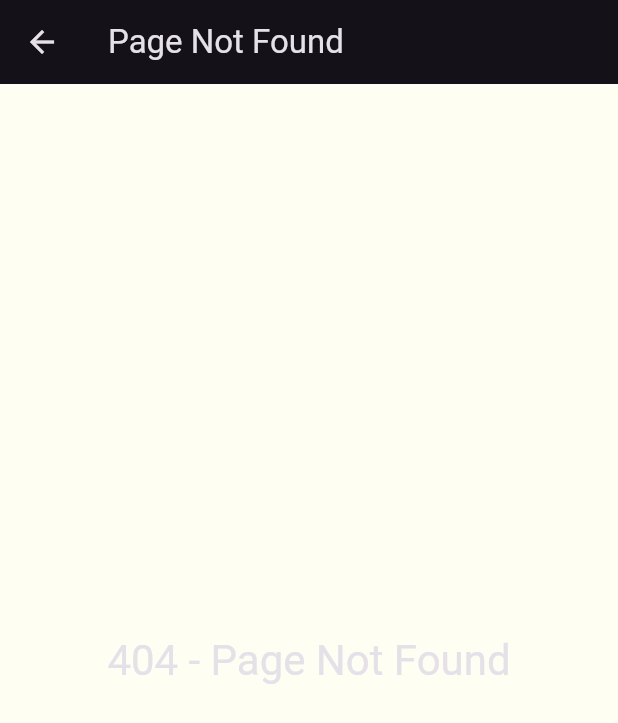
After one commit to Belladonnixi/jp_challenge, a Flutter app: the NotFoundScreen screen opened directly, on a phone screen of 412 x 824 dp. The commit adds this screen. Shown: the top 723 px of the screen. Run offline on Flutter 3.47's test engine with Material 3 defaults, Android fonts, the light colour scheme and no system bars.

Commit message:
add preparation for navigation

```diff
--- /dev/null
+++ b/lib/navigation/routes/not_found_scree.dart
@@ -0,0 +1,20 @@
+import 'package:flutter/material.dart';
+
+class NotFoundScreen extends StatelessWidget {
+  const NotFoundScreen({super.key});
+
+  @override
+  Widget build(BuildContext context) {
+    return Scaffold(
+      appBar: AppBar(
+        title: const Text('Page Not Found'),
+      ),
+      body: Center(
+        child: Text(
+          '404 - Page Not Found',
+          style: Theme.of(context).textTheme.headlineMedium,
+        ),
+      ),
+    );
+  }
+}
```
Also changed, not shown: lib/features/home/screens/home_screen.dart (added, +10 -0 lines), lib/features/splash/screens/splash_screen.dart (added, +10 -0 lines), lib/main.dart (+9 -1 lines), 1 other file.
